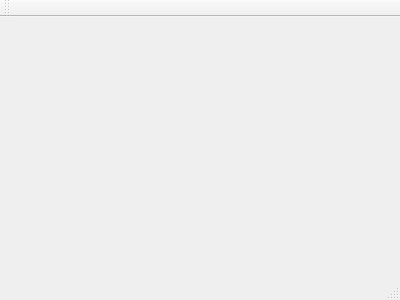
The window that tspgui/tspgui/mainwindow.ui (znjRoLS/tsp-heuristic-analysis) describes before a commit, drawn with Qt 5.
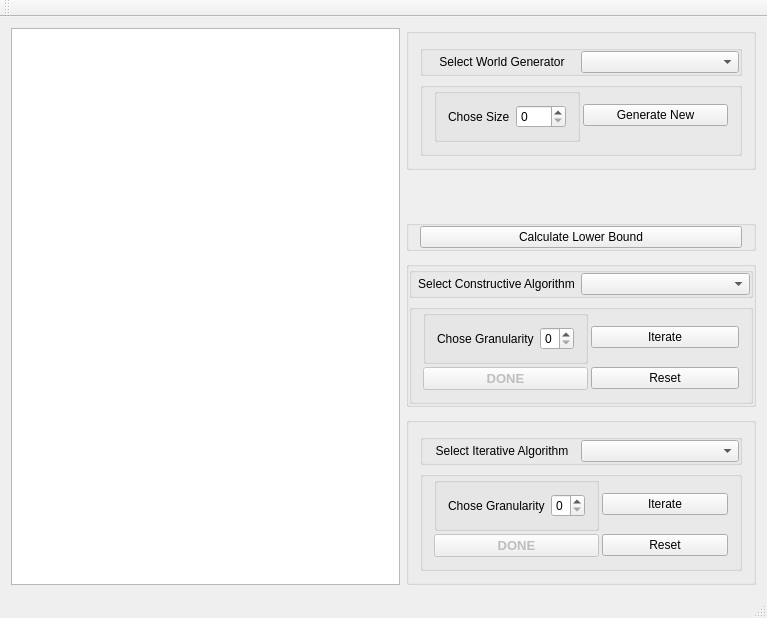
The same window after the commit.

Commit message:
Add UX elements
Not final, but the current estimation of how they should look

What changed in the file:
```diff
--- a/tspgui/tspgui/mainwindow.ui
+++ b/tspgui/tspgui/mainwindow.ui
@@ -1,24 +1,553 @@
 <ui version="4.0">
  <class>MainWindow</class>
- <widget class="QMainWindow" name="MainWindow" >
-  <property name="geometry" >
+ <widget class="QMainWindow" name="MainWindow">
+  <property name="geometry">
    <rect>
     <x>0</x>
     <y>0</y>
-    <width>400</width>
-    <height>300</height>
+    <width>767</width>
+    <height>557</height>
    </rect>
   </property>
   <property name="windowTitle" >
    <string>MainWindow</string>
   </property>
-  <widget class="QMenuBar" name="menuBar" />
-  <widget class="QToolBar" name="mainToolBar" />
-  <widget class="QWidget" name="centralWidget" />
-  <widget class="QStatusBar" name="statusBar" />
+  <widget class="QWidget" name="centralWidget">
+   <property name="sizePolicy">
+    <sizepolicy hsizetype="Maximum" vsizetype="Maximum">
+     <horstretch>0</horstretch>
+     <verstretch>0</verstretch>
+    </sizepolicy>
+   </property>
+   <property name="layoutDirection">
+    <enum>Qt::LeftToRight</enum>
+   </property>
+   <layout class="QGridLayout" name="gridLayout">
+    <item row="0" column="0">
+     <widget class="QGraphicsView" name="graphicsView">
+      <property name="sizePolicy">
+       <sizepolicy hsizetype="Ignored" vsizetype="Expanding">
+        <horstretch>0</horstretch>
+        <verstretch>0</verstretch>
+       </sizepolicy>
+      </property>
+      <property name="minimumSize">
+       <size>
+        <width>300</width>
+        <height>0</height>
+       </size>
+      </property>
+     </widget>
+    </item>
+    <item row="0" column="1">
+     <widget class="QWidget" name="widget" native="true">
+      <property name="sizePolicy">
+       <sizepolicy hsizetype="Fixed" vsizetype="Preferred">
+        <horstretch>20</horstretch>
+        <verstretch>0</verstretch>
+       </sizepolicy>
+      </property>
+      <property name="minimumSize">
+       <size>
+        <width>350</width>
+        <height>0</height>
+       </size>
+      </property>
+      <layout class="QVBoxLayout" name="verticalLayout">
+       <property name="spacing">
+        <number>10</number>
+       </property>
+       <property name="leftMargin">
+        <number>0</number>
+       </property>
+       <property name="topMargin">
+        <number>0</number>
+       </property>
+       <property name="rightMargin">
+        <number>0</number>
+       </property>
+       <property name="bottomMargin">
+        <number>0</number>
+       </property>
+       <item>
+        <widget class="QGroupBox" name="groupBox_3">
+         <property name="title">
+          <string/>
+         </property>
+         <layout class="QVBoxLayout" name="verticalLayout_3">
+          <item>
+           <widget class="QGroupBox" name="groupBox_13">
+            <property name="title">
+             <string/>
+            </property>
+            <layout class="QHBoxLayout" name="horizontalLayout_7">
+             <property name="spacing">
+              <number>0</number>
+             </property>
+             <property name="leftMargin">
+              <number>0</number>
+             </property>
+             <property name="topMargin">
+              <number>0</number>
+             </property>
+             <property name="rightMargin">
+              <number>0</number>
+             </property>
+             <property name="bottomMargin">
+              <number>0</number>
+             </property>
+             <item>
+              <widget class="QLabel" name="label_world_generator">
+               <property name="sizePolicy">
+                <sizepolicy hsizetype="Preferred" vsizetype="Fixed">
+                 <horstretch>0</horstretch>
+                 <verstretch>20</verstretch>
+                </sizepolicy>
+               </property>
+               <property name="minimumSize">
+                <size>
+                 <width>0</width>
+                 <height>20</height>
+                </size>
+               </property>
+               <property name="text">
+                <string>Select World Generator</string>
+               </property>
+               <property name="alignment">
+                <set>Qt::AlignCenter</set>
+               </property>
+              </widget>
+             </item>
+             <item>
+              <widget class="QComboBox" name="combo_world_generator"/>
+             </item>
+            </layout>
+           </widget>
+          </item>
+          <item>
+           <widget class="QGroupBox" name="groupBox_8">
+            <property name="title">
+             <string/>
+            </property>
+            <layout class="QHBoxLayout" name="horizontalLayout_4">
+             <property name="spacing">
+              <number>3</number>
+             </property>
+             <property name="topMargin">
+              <number>0</number>
+             </property>
+             <item>
+              <widget class="QGroupBox" name="groupBox_18">
+               <property name="title">
+                <string/>
+               </property>
+               <layout class="QHBoxLayout" name="horizontalLayout_3">
+                <item>
+                 <widget class="QLabel" name="label_5">
+                  <property name="text">
+                   <string>Chose Size</string>
+                  </property>
+                 </widget>
+                </item>
+                <item>
+                 <widget class="QSpinBox" name="spinBox_4">
+                  <property name="maximum">
+                   <number>2</number>
+                  </property>
+                 </widget>
+                </item>
+               </layout>
+              </widget>
+             </item>
+             <item>
+              <widget class="QPushButton" name="pushButton_10">
+               <property name="text">
+                <string>Generate New</string>
+               </property>
+              </widget>
+             </item>
+            </layout>
+           </widget>
+          </item>
+         </layout>
+        </widget>
+       </item>
+       <item>
+        <spacer name="verticalSpacer">
+         <property name="orientation">
+          <enum>Qt::Vertical</enum>
+         </property>
+         <property name="sizeType">
+          <enum>QSizePolicy::Fixed</enum>
+         </property>
+         <property name="sizeHint" stdset="0">
+          <size>
+           <width>20</width>
+           <height>40</height>
+          </size>
+         </property>
+        </spacer>
+       </item>
+       <item>
+        <widget class="QGroupBox" name="groupBox_4">
+         <property name="sizePolicy">
+          <sizepolicy hsizetype="Preferred" vsizetype="Minimum">
+           <horstretch>0</horstretch>
+           <verstretch>0</verstretch>
+          </sizepolicy>
+         </property>
+         <property name="title">
+          <string/>
+         </property>
+         <layout class="QVBoxLayout" name="verticalLayout_4">
+          <property name="topMargin">
+           <number>0</number>
+          </property>
+          <property name="bottomMargin">
+           <number>0</number>
+          </property>
+          <item>
+           <widget class="QPushButton" name="button_lower_bound">
+            <property name="text">
+             <string>Calculate Lower Bound</string>
+            </property>
+           </widget>
+          </item>
+         </layout>
+        </widget>
+       </item>
+       <item>
+        <spacer name="verticalSpacer_3">
+         <property name="orientation">
+          <enum>Qt::Vertical</enum>
+         </property>
+         <property name="sizeHint" stdset="0">
+          <size>
+           <width>20</width>
+           <height>40</height>
+          </size>
+         </property>
+        </spacer>
+       </item>
+       <item>
+        <widget class="QGroupBox" name="groupBox_5">
+         <property name="title">
+          <string/>
+         </property>
+         <layout class="QVBoxLayout" name="verticalLayout_5">
+          <property name="leftMargin">
+           <number>0</number>
+          </property>
+          <property name="topMargin">
+           <number>0</number>
+          </property>
+          <property name="rightMargin">
+           <number>0</number>
+          </property>
+          <property name="bottomMargin">
+           <number>0</number>
+          </property>
+          <item>
+           <widget class="QGroupBox" name="groupBox_11">
+            <property name="title">
+             <string/>
+            </property>
+            <layout class="QHBoxLayout" name="horizontalLayout_5">
+             <property name="spacing">
+              <number>0</number>
+             </property>
+             <property name="leftMargin">
+              <number>0</number>
+             </property>
+             <property name="topMargin">
+              <number>0</number>
+             </property>
+             <property name="rightMargin">
+              <number>0</number>
+             </property>
+             <property name="bottomMargin">
+              <number>0</number>
+             </property>
+             <item>
+              <widget class="QLabel" name="label_constructive_algorithm">
+               <property name="sizePolicy">
+                <sizepolicy hsizetype="Preferred" vsizetype="Fixed">
+                 <horstretch>0</horstretch>
+                 <verstretch>0</verstretch>
+                </sizepolicy>
+               </property>
+               <property name="text">
+                <string>Select Constructive Algorithm</string>
+               </property>
+               <property name="alignment">
+                <set>Qt::AlignCenter</set>
+               </property>
+              </widget>
+             </item>
+             <item>
+              <widget class="QComboBox" name="combo_constructive_algorithm">
+               <property name="minimumSize">
+                <size>
+                 <width>150</width>
+                 <height>0</height>
+                </size>
+               </property>
+              </widget>
+             </item>
+            </layout>
+           </widget>
+          </item>
+          <item>
+           <widget class="QGroupBox" name="groupBox_2">
+            <property name="title">
+             <string/>
+            </property>
+            <layout class="QGridLayout" name="gridLayout_2">
+             <property name="topMargin">
+              <number>0</number>
+             </property>
+             <property name="spacing">
+              <number>3</number>
+             </property>
+             <item row="1" column="1">
+              <widget class="QPushButton" name="pushButton">
+               <property name="text">
+                <string>Iterate</string>
+               </property>
+              </widget>
+             </item>
+             <item row="2" column="1">
+              <widget class="QPushButton" name="pushButton_2">
+               <property name="text">
+                <string>Reset</string>
+               </property>
+              </widget>
+             </item>
+             <item row="1" column="0">
+              <widget class="QGroupBox" name="groupBox">
+               <property name="title">
+                <string/>
+               </property>
+               <layout class="QHBoxLayout" name="horizontalLayout">
+                <item>
+                 <widget class="QLabel" name="label">
+                  <property name="text">
+                   <string>Chose Granularity</string>
+                  </property>
+                 </widget>
+                </item>
+                <item>
+                 <widget class="QSpinBox" name="spinBox">
+                  <property name="maximum">
+                   <number>2</number>
+                  </property>
+                 </widget>
+                </item>
+               </layout>
+              </widget>
+             </item>
+             <item row="2" column="0">
+              <widget class="QPushButton" name="pushButton_3">
+               <property name="enabled">
+                <bool>false</bool>
+               </property>
+               <property name="font">
+                <font>
+                 <pointsize>10</pointsize>
+                 <weight>75</weight>
+                 <bold>true</bold>
+                </font>
+               </property>
+               <property name="text">
+                <string>DONE</string>
+               </property>
+               <property name="checkable">
+                <bool>false</bool>
+               </property>
+               <property name="checked">
+                <bool>false</bool>
+               </property>
+              </widget>
+             </item>
+            </layout>
+           </widget>
+          </item>
+         </layout>
+        </widget>
+       </item>
+       <item>
+        <spacer name="verticalSpacer_4">
+         <property name="orientation">
+          <enum>Qt::Vertical</enum>
+         </property>
+         <property name="sizeHint" stdset="0">
+          <size>
+           <width>20</width>
+           <height>40</height>
+          </size>
+         </property>
+        </spacer>
+       </item>
+       <item>
+        <widget class="QGroupBox" name="groupBox_7">
+         <property name="title">
+          <string/>
+         </property>
+         <layout class="QVBoxLayout" name="verticalLayout_2">
+          <item>
+           <widget class="QGroupBox" name="groupBox_12">
+            <property name="title">
+             <string/>
+            </property>
+            <layout class="QHBoxLayout" name="horizontalLayout_6">
+             <property name="spacing">
+              <number>0</number>
+             </property>
+             <property name="leftMargin">
+              <number>0</number>
+             </property>
+             <property name="topMargin">
+              <number>0</number>
+             </property>
+             <property name="rightMargin">
+              <number>0</number>
+             </property>
+             <property name="bottomMargin">
+              <number>0</number>
+             </property>
+             <item>
+              <widget class="QLabel" name="label_constructive_algorithm_2">
+               <property name="sizePolicy">
+                <sizepolicy hsizetype="Preferred" vsizetype="Fixed">
+                 <horstretch>0</horstretch>
+                 <verstretch>0</verstretch>
+                </sizepolicy>
+               </property>
+               <property name="text">
+                <string>Select Iterative Algorithm</string>
+               </property>
+               <property name="alignment">
+                <set>Qt::AlignCenter</set>
+               </property>
+              </widget>
+             </item>
+             <item>
+              <widget class="QComboBox" name="combo_constructive_algorithm_2">
+               <property name="minimumSize">
+                <size>
+                 <width>150</width>
+                 <height>0</height>
+                </size>
+               </property>
+              </widget>
+             </item>
+            </layout>
+           </widget>
+          </item>
+          <item>
+           <widget class="QGroupBox" name="groupBox_6">
+            <property name="title">
+             <string/>
+            </property>
+            <layout class="QGridLayout" name="gridLayout_3">
+             <property name="topMargin">
+              <number>0</number>
+             </property>
+             <property name="spacing">
+              <number>3</number>
+             </property>
+             <item row="1" column="1">
+              <widget class="QPushButton" name="pushButton_7">
+               <property name="text">
+                <string>Iterate</string>
+               </property>
+              </widget>
+             </item>
+             <item row="2" column="1">
+              <widget class="QPushButton" name="pushButton_8">
+               <property name="text">
+                <string>Reset</string>
+               </property>
+              </widget>
+             </item>
+             <item row="1" column="0">
+              <widget class="QGroupBox" name="groupBox_17">
+               <property name="title">
+                <string/>
+               </property>
+               <layout class="QHBoxLayout" name="horizontalLayout_2">
+                <item>
+                 <widget class="QLabel" name="label_4">
+                  <property name="text">
+                   <string>Chose Granularity</string>
+                  </property>
+                 </widget>
+                </item>
+                <item>
+                 <widget class="QSpinBox" name="spinBox_3">
+                  <property name="maximum">
+                   <number>2</number>
+                  </property>
+                 </widget>
+                </item>
+               </layout>
+              </widget>
+             </item>
+             <item row="2" column="0">
+              <widget class="QPushButton" name="pushButton_9">
+               <property name="enabled">
+                <bool>false</bool>
+               </property>
+               <property name="font">
+                <font>
+                 <pointsize>10</pointsize>
+                 <weight>75</weight>
+                 <bold>true</bold>
+                </font>
+               </property>
+               <property name="text">
+                <string>DONE</string>
+               </property>
+               <property name="checkable">
+                <bool>false</bool>
+               </property>
+               <property name="checked">
+                <bool>false</bool>
+               </property>
+              </widget>
+             </item>
+            </layout>
+           </widget>
+          </item>
+         </layout>
+        </widget>
+       </item>
+      </layout>
+     </widget>
+    </item>
+   </layout>
+  </widget>
+  <widget class="QMenuBar" name="menuBar">
+   <property name="geometry">
+    <rect>
+     <x>0</x>
+     <y>0</y>
+     <width>767</width>
+     <height>21</height>
+    </rect>
+   </property>
+  </widget>
+  <widget class="QToolBar" name="mainToolBar">
+   <attribute name="toolBarArea">
+    <enum>TopToolBarArea</enum>
+   </attribute>
+   <attribute name="toolBarBreak">
+    <bool>false</bool>
+   </attribute>
+  </widget>
+  <widget class="QStatusBar" name="statusBar"/>
  </widget>
- <layoutDefault spacing="6" margin="11" />
- <pixmapfunction></pixmapfunction>
+ <layoutdefault spacing="6" margin="11"/>
  <resources/>
  <connections/>
 </ui>
```
Left out of the diff: 3 changed lines with no effect on the pictures.
